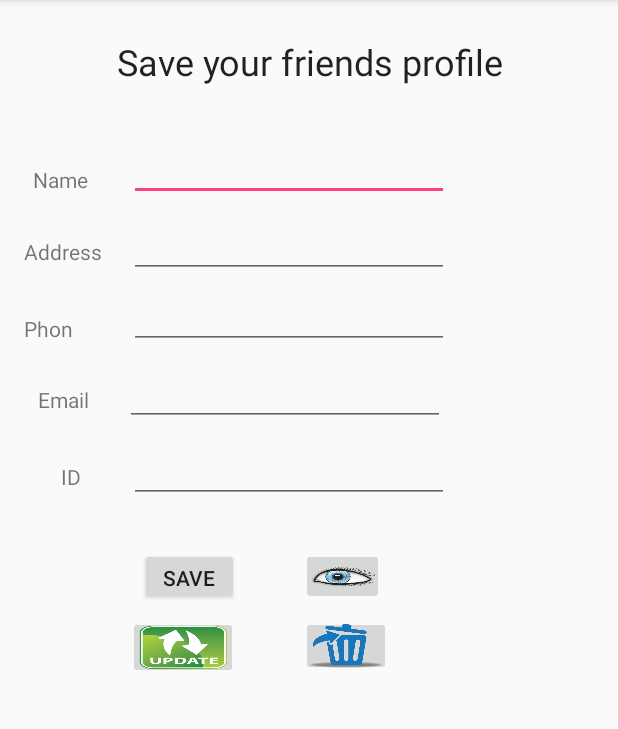
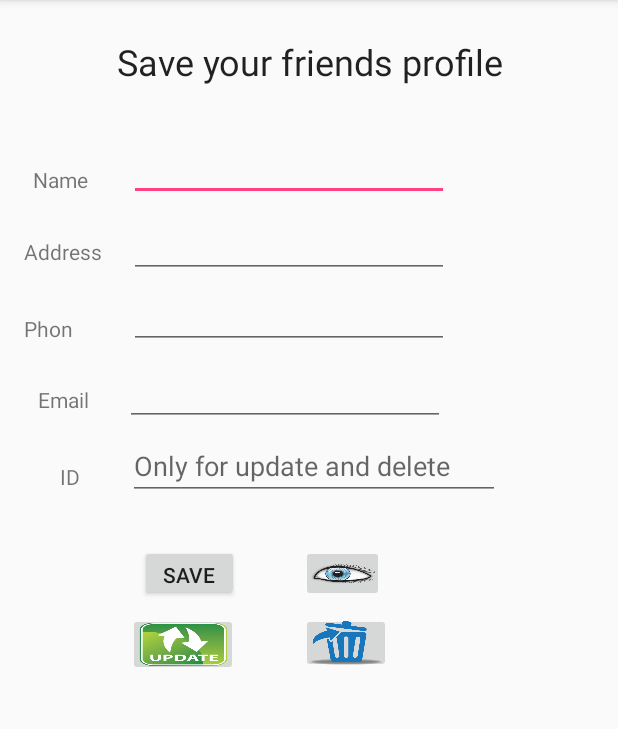
Before and after one commit to yubarajoli77/CRUDInAndroid, an Android app: the screen it shows after launch (MainActivity), on a phone screen of 412 x 824 dp, the part 84-813 px from its top. Run offline under Robolectric (Android 15) with nearby library versions, the phone set to English and light mode, and no system bars.

Commit message:
Third commit

```diff
--- a/app/src/main/res/layout/activity_main.xml
+++ b/app/src/main/res/layout/activity_main.xml
@@ -214,16 +214,18 @@
 
     <EditText
         android:id="@+id/editTextId"
-        android:layout_width="wrap_content"
-        android:layout_height="43dp"
+        android:layout_width="248dp"
+        android:layout_height="41dp"
+        android:layout_marginLeft="83dp"
+        android:layout_marginRight="8dp"
+        android:layout_marginTop="8dp"
         android:ems="10"
+        android:hint="Only for update and delete"
         android:inputType="number"
-        android:layout_marginLeft="83dp"
+        app:layout_constraintHorizontal_bias="0.025"
         app:layout_constraintLeft_toLeftOf="parent"
-        android:layout_marginRight="8dp"
         app:layout_constraintRight_toRightOf="parent"
-        app:layout_constraintHorizontal_bias="0.025"
-        android:layout_marginTop="8dp"
-        app:layout_constraintTop_toBottomOf="@+id/editTextEmail" />
+        app:layout_constraintTop_toBottomOf="@+id/editTextEmail"
+        tools:layout_editor_absoluteY="293dp" />
 
 </android.support.constraint.ConstraintLayout>
```
Also changed, not shown: app/src/main/java/com/example/yubarajoli/buddyrecord/BuddyDatabase.java (+8 -0 lines), app/src/main/java/com/example/yubarajoli/buddyrecord/MainActivity.java (+60 -16 lines).
